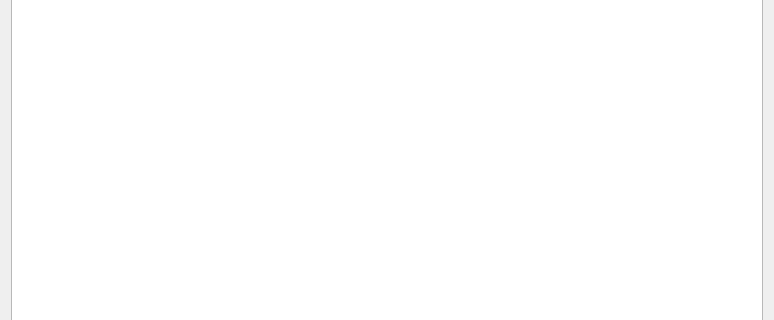
This is mainwindow.ui in develer-staff/cutecom-ng as Qt 5 draws it before an edit; both pictures show x 0 to 774 and y 133 to 453 of the 774 by 600 pixel window. The edited form follows.
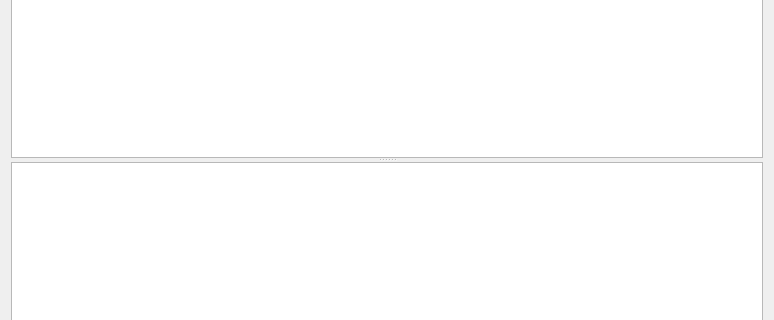
This is the edited form. Icons and pictures are not drawn. Custom widgets are drawn as their Qt base class.

Commit message:
add output splitter and togglable QTextEdit
- add vertical splitter
- add second output QTextEdit
- change output font for a monospace one, more suitable for terminal
output

What changed in the file:
```diff
--- a/mainwindow.ui
+++ b/mainwindow.ui
@@ -57,10 +57,44 @@
      </layout>
     </item>
     <item>
-     <widget class="QTextEdit" name="textOutput">
-      <property name="readOnly">
-       <bool>true</bool>
+     <widget class="QSplitter" name="outputSplitter">
+      <property name="orientation">
+       <enum>Qt::Vertical</enum>
       </property>
+      <property name="childrenCollapsible">
+       <bool>false</bool>
+      </property>
+      <widget class="QTextEdit" name="mainOutput">
+       <property name="font">
+        <font>
+         <family>Monospace</family>
+         <pointsize>9</pointsize>
+        </font>
+       </property>
+       <property name="readOnly">
+        <bool>true</bool>
+       </property>
+      </widget>
+      <widget class="QTextEdit" name="bottomOutput">
+       <property name="font">
+        <font>
+         <family>Monospace</family>
+         <pointsize>9</pointsize>
+        </font>
+       </property>
+       <property name="focusPolicy">
+        <enum>Qt::NoFocus</enum>
+       </property>
+       <property name="verticalScrollBarPolicy">
+        <enum>Qt::ScrollBarAlwaysOff</enum>
+       </property>
+       <property name="horizontalScrollBarPolicy">
+        <enum>Qt::ScrollBarAlwaysOff</enum>
+       </property>
+       <property name="readOnly">
+        <bool>true</bool>
+       </property>
+      </widget>
      </widget>
     </item>
     <item>
```
The commit also changes 1 other file.
